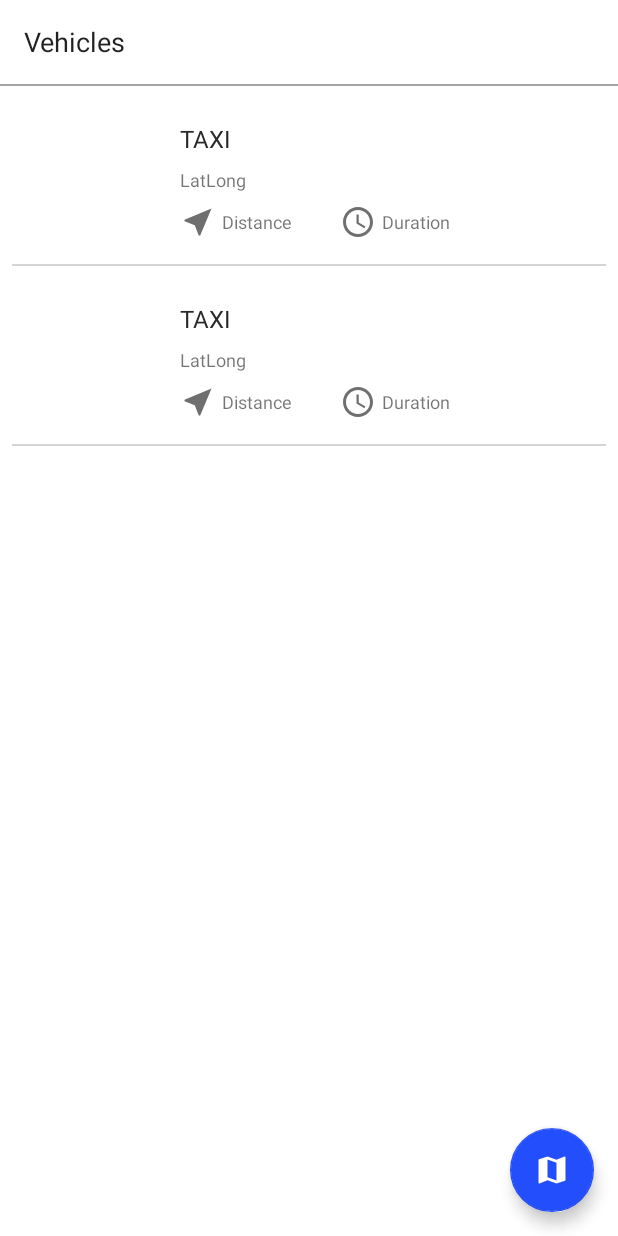
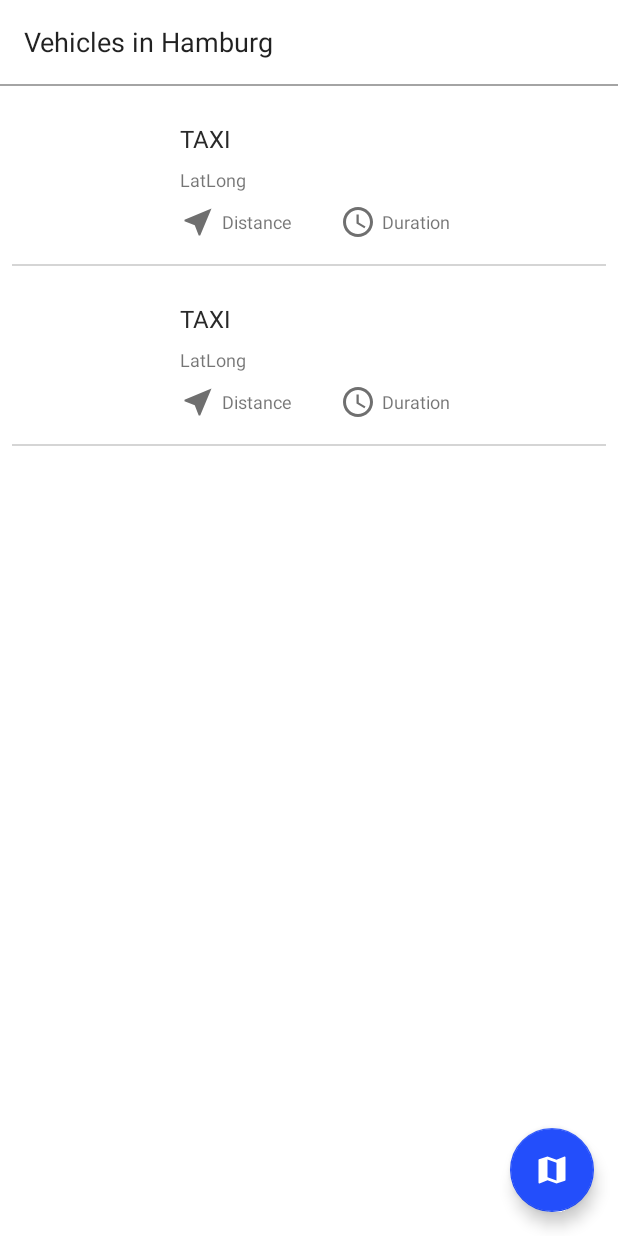
Before and after one commit to cdavidsp/fntest, an Android app: the layout activity_vehicles.xml on its own in the app's theme, with its tools: preview values and no code run, on a phone screen of 412 x 824 dp. Run offline under Robolectric (Android 15) with nearby library versions, the phone set to English and light mode, and no system bars.

Commit message:
change of strings

```diff
--- a/app/src/main/res/values/strings.xml
+++ b/app/src/main/res/values/strings.xml
@@ -3,10 +3,10 @@
     <string name="error_check_internet_connection">Error</string>
     <string name="error_oops_error_occurred">Error loading data...</string>
     <string name="info_no_vehicles">No vehicles</string>
-    <string name="template_coordinate">Latitude / Longitude: %f / %f</string>
+    <string name="template_coordinate">LAT / LONG: %f / %f</string>
     <string name="template_coordinate_2">%f / %f</string>
     <string name="template_heading">%f</string>
-    <string name="title_list_vehicle">Vehicles</string>
+    <string name="title_list_vehicle">Vehicles in Hamburg</string>
     <string name="title_about">"About"</string>
     <string name="helios_test_author">This test has been developed by Cesar Sosa</string>
     <string name="title_activity_maps">Map</string>
```
